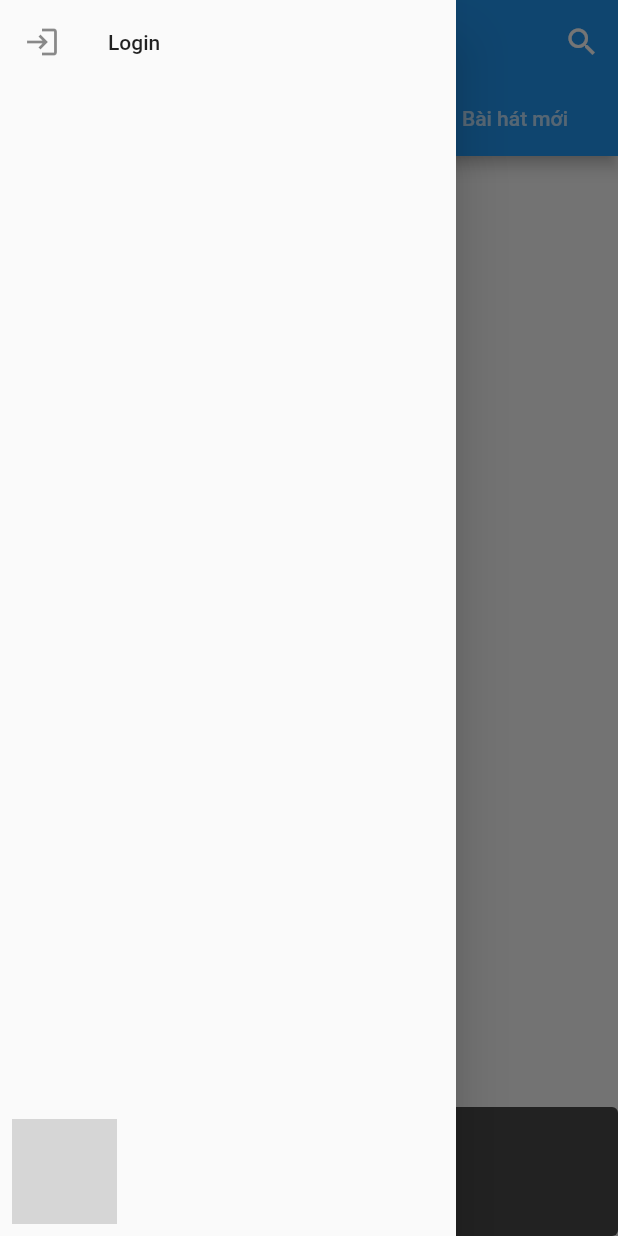
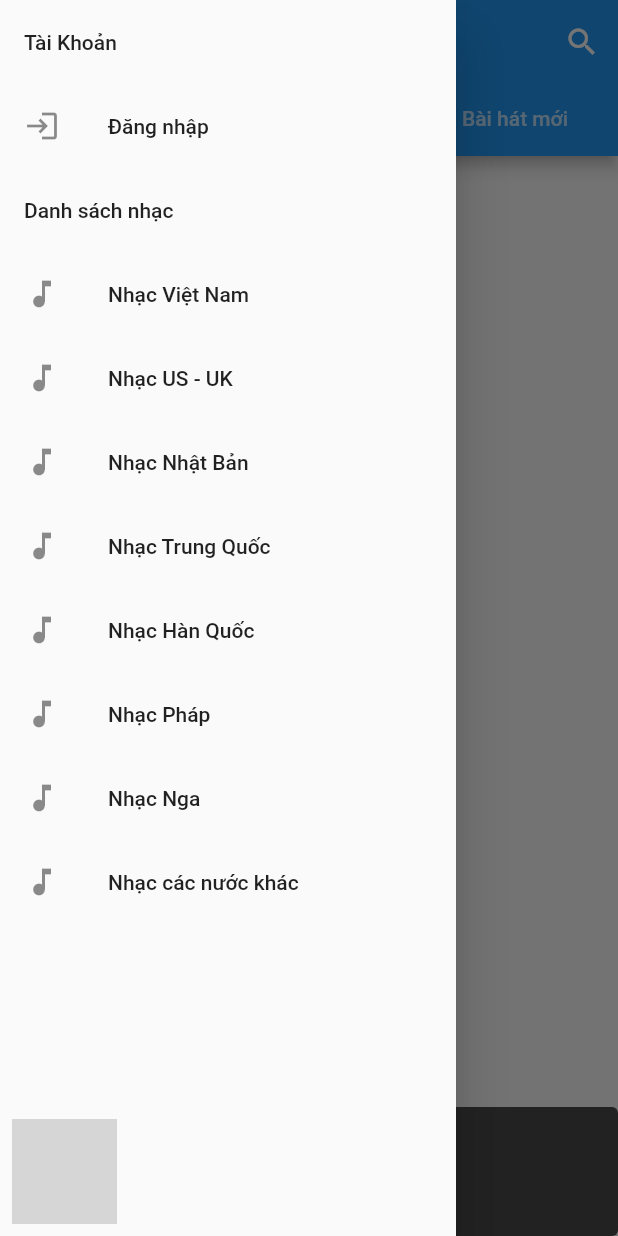
Before and after one commit to hieppham1999/imusic_mobile, a Flutter app: the screen it shows after launch, with the side drawer open, on a phone screen of 412 x 824 dp. Run offline on Flutter 3.47's test engine with Material 2 defaults, Android fonts, the phone set to English and light mode, and no system bars; our stand-ins replace audio_service, device_info, dio, flutter_secure_storage, just_audio, rxdart; network calls fail; grey boxes are pictures that could not be loaded.

Commit message:
not work yet

```diff
--- a/lib/AudioPlayerTask.dart
+++ b/lib/AudioPlayerTask.dart
@@ -2,8 +2,8 @@ import 'dart:async';
 
 import 'package:audio_service/audio_service.dart';
 import 'package:just_audio/just_audio.dart';
-import 'package:imusic_mobile/MediaLibrary.dart';
 import 'package:imusic_mobile/Seeker.dart';
+import 'package:imusic_mobile/services/auth.dart';
 
 
 // Must be a top-level function
@@ -14,7 +14,6 @@ void audioPlayerTaskEntrypoint() {
 class AudioPlayerTask extends BackgroundAudioTask{
   //
 
-  final _mediaLibrary = MediaLibrary();
   final _player = AudioPlayer();
   AudioProcessingState? _skipState;
 
@@ -57,20 +56,6 @@ class AudioPlayerTask extends BackgroundAudioTask{
           break;
       }
     });
-
-    // // Load and broadcast the queue
-    // AudioServiceBackground.setQueue(queue);
-    // try {
-    //   await _player.setAudioSource(ConcatenatingAudioSource(
-    //     children:
-    //     queue.map((item) => AudioSource.uri(Uri.parse(item.id))).toList(),
-    //   ));
-    //   // In this example, we automatically start playing on start.
-    //   onPlay();
-    // } catch (e) {
-    //   print("Error: $e");
-    //   onStop();
-    // }
   }
 
 
@@ -91,10 +76,13 @@ class AudioPlayerTask extends BackgroundAudioTask{
         : AudioProcessingState.skippingToPrevious;
     // This jumps to the beginning of the queue item at newIndex.
     _player.seek(Duration.zero, index: newIndex);
+
     // Demonstrate custom events.
     AudioServiceBackground.sendCustomEvent('skip to $newIndex');
+
     onPlay();
   }
+
 
   @override
   Future<void> onStop() async {
--- a/lib/Auth/login_screen.dart
+++ b/lib/Auth/login_screen.dart
@@ -58,11 +58,20 @@ class _LoginScreenState extends State<LoginScreen> {
           child: Column(
             mainAxisAlignment: MainAxisAlignment.center,
             children: [
+              Text(
+                  "iMusic",
+                  style: TextStyle(
+                    fontSize: 30
+                  ),
+              ),
               TextFormField(
                 controller: _emailController,
                 validator: (value) => value!.isEmpty ? 'Please enter valid email' : null
               ),
               TextFormField(
+                  enableSuggestions: false,
+                  autocorrect: false,
+                  obscureText: true,
                   controller: _passwordController,
                   validator: (value) => value!.isEmpty ? 'Please enter password' : null
               ),
--- a/lib/SideDrawer.dart
+++ b/lib/SideDrawer.dart
@@ -12,12 +12,48 @@ class SideDrawer extends StatelessWidget {
         return ListView(
           children: [
             ListTile(
-              title: Text('Login'),
+              title: Text('Tài Khoản'),),
+            ListTile(
+              title: Text('Đăng nhập'),
               leading: Icon(Icons.login),
               onTap: () {
                 Navigator.of(context).push(
                     MaterialPageRoute(builder: (context) => LoginScreen()));
               },
+            ),
+            ListTile(
+              title: Text('Danh sách nhạc'),),
+            ListTile(
+              title: Text('Nhạc Việt Nam'),
+              leading: Icon(Icons.music_note),
+            ),
+            ListTile(
+              title: Text('Nhạc US - UK'),
+              leading: Icon(Icons.music_note),
+            ),
+            ListTile(
+              title: Text('Nhạc Nhật Bản'),
+              leading: Icon(Icons.music_note),
+            ),
+            ListTile(
+              title: Text('Nhạc Trung Quốc'),
+              leading: Icon(Icons.music_note),
+            ),
+            ListTile(
+              title: Text('Nhạc Hàn Quốc'),
+              leading: Icon(Icons.music_note),
+            ),
+            ListTile(
+              title: Text('Nhạc Pháp'),
+              leading: Icon(Icons.music_note),
+            ),
+            ListTile(
+              title: Text('Nhạc Nga'),
+              leading: Icon(Icons.music_note),
+            ),
+            ListTile(
+              title: Text('Nhạc các nước khác'),
+              leading: Icon(Icons.music_note),
             ),
           ],
         );
@@ -53,6 +89,8 @@ class SideDrawer extends StatelessWidget {
               ),
             ),
             ListTile(
+              title: Text('Tài Khoản'),),
+            ListTile(
               title: Text('Logout'),
               leading: Icon(Icons.logout),
               onTap: () {
@@ -60,6 +98,41 @@ class SideDrawer extends StatelessWidget {
                     .logout();
               },
             ),
+            ListTile(
+              title: Text('Danh sách nhạc'),),
+            ListTile(
+              title: Text('Nhạc Việt Nam'),
+              leading: Icon(Icons.music_note),
+            ),
+            ListTile(
+              title: Text('Nhạc US - UK'),
+              leading: Icon(Icons.music_note),
+            ),
+            ListTile(
+              title: Text('Nhạc Nhật Bản'),
+              leading: Icon(Icons.music_note),
+            ),
+            ListTile(
+              title: Text('Nhạc Trung Quốc'),
+              leading: Icon(Icons.music_note),
+            ),
+            ListTile(
+              title: Text('Nhạc Hàn Quốc'),
+              leading: Icon(Icons.music_note),
+            ),
+            ListTile(
+              title: Text('Nhạc Pháp'),
+              leading: Icon(Icons.music_note),
+            ),
+            ListTile(
+              title: Text('Nhạc Nga'),
+              leading: Icon(Icons.music_note),
+            ),
+            ListTile(
+              title: Text('Nhạc các nước khác'),
+              leading: Icon(Icons.music_note),
+            ),
+
           ],
         );
       }
--- a/lib/components/song_listview.dart
+++ b/lib/components/song_listview.dart
@@ -1,10 +1,12 @@
 import 'package:audio_service/audio_service.dart';
 import 'package:flutter/material.dart';
+import 'package:imusic_mobile/models/myAudioService.dart';
+import 'package:imusic_mobile/models/myMediaItem.dart';
 
 import '../AudioPlayerTask.dart';
 import '../music_player.dart';
 
-Widget songListView(BuildContext context, MediaItem item) {
+Widget songListView(BuildContext context, MyMediaItem item) {
   return Column(
     children: [
       Container(
@@ -42,7 +44,8 @@ Widget songListView(BuildContext context, MediaItem item) {
                   ));
 
                   await AudioService.addQueueItem(item);
-                  AudioService.skipToQueueItem(item.id);
+                  await MyAudioService.skipToQueueItemWithServerId(item.id, item.serverId);
+                  // AudioService.skipToQueueItem(item.id, item.serverId);
                 },
               )
             ],
--- /dev/null
+++ b/lib/models/myAudioService.dart
@@ -0,0 +1,30 @@
+import 'package:audio_service/audio_service.dart';
+import 'package:imusic_mobile/services/auth.dart';
+import 'package:flutter_secure_storage/flutter_secure_storage.dart';
+import 'package:dio/dio.dart' as Dio;
+import 'package:imusic_mobile/services/dio.dart';
+import 'package:provider/provider.dart';
+
+class MyAudioService {
+
+  final storage = new FlutterSecureStorage();
+
+
+
+  static Future<void> skipToQueueItemWithServerId(String mediaId, int serverId) async {
+    await AudioService.skipToQueueItem(mediaId);
+    isLogged = Provider.of<Auth>(context, listen: false).authenticated;
+    if(Auth().authenticated) {
+      try {
+        String? token = Auth().token;
+        Dio.Response response = await dio().get('/songs/listen/$serverId',
+            options: Dio.Options(headers: {'Authorization': 'Bearer $token'}));
+        print(response);
+
+      } catch (e, stacktrace) {
+        print('caught $e : $stacktrace');
+      }
+    }
+
+  }
+}
--- a/lib/services/auth.dart
+++ b/lib/services/auth.dart
@@ -11,6 +11,7 @@ class Auth extends ChangeNotifier {
 
   bool get authenticated => _isLoggedIn;
   User? get user => _user;
+  String? get token => _token;
 
   final storage = new FlutterSecureStorage();
 
```
